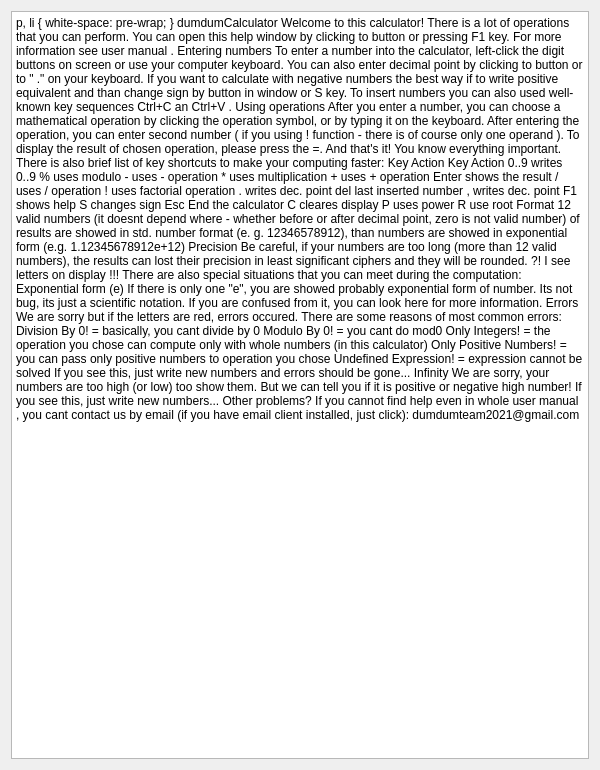
Before: the Qt Designer form src/gui/helpwindow.ui in vojone/dumdumCalc, drawn with Qt 5.
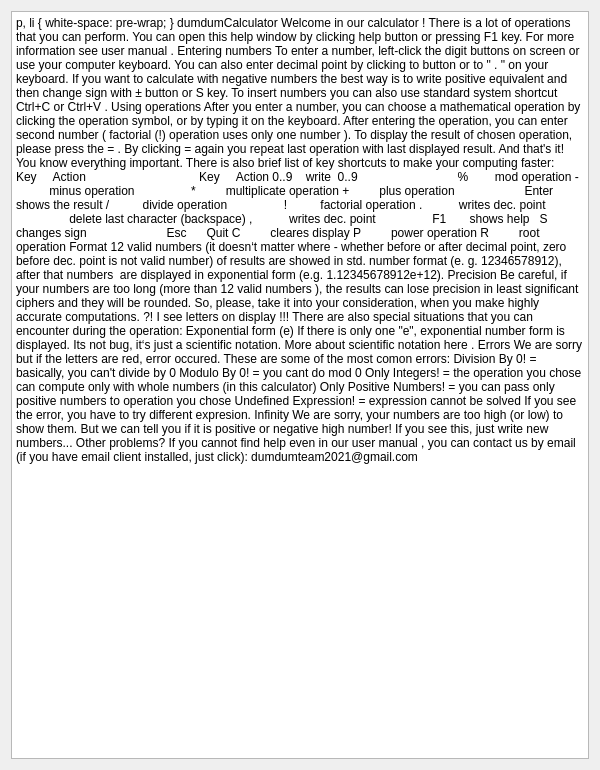
After: the same form once the commit is applied.

Commit message: Fixed english in documentation, control file and helpwindow

The edit to the form file:
```diff
--- a/src/gui/helpwindow.ui
+++ b/src/gui/helpwindow.ui
@@ -48,60 +48,60 @@
 &lt;/style&gt;&lt;/head&gt;&lt;body style=&quot; font-family:'Ubuntu'; font-size:11pt; font-weight:400; font-style:normal;&quot;&gt;
 &lt;p align=&quot;center&quot; style=&quot; margin-top:0px; margin-bottom:0px; margin-left:0px; margin-right:0px; -qt-block-indent:0; text-indent:0px;&quot;&gt;&lt;span style=&quot; font-size:24pt; font-weight:600;&quot;&gt;dumdumCalculator&lt;/span&gt;&lt;/p&gt;
 &lt;p style=&quot;-qt-paragraph-type:empty; margin-top:0px; margin-bottom:0px; margin-left:0px; margin-right:0px; -qt-block-indent:0; text-indent:0px; font-size:12pt;&quot;&gt;&lt;br /&gt;&lt;/p&gt;
-&lt;p style=&quot; margin-top:0px; margin-bottom:0px; margin-left:0px; margin-right:0px; -qt-block-indent:0; text-indent:0px;&quot;&gt;&lt;span style=&quot; font-size:12pt;&quot;&gt;Welcome to this calculator!  &lt;/span&gt;&lt;/p&gt;
-&lt;p style=&quot; margin-top:0px; margin-bottom:0px; margin-left:0px; margin-right:0px; -qt-block-indent:0; text-indent:0px;&quot;&gt;&lt;span style=&quot; font-size:12pt;&quot;&gt;There is a lot of operations that you can perform. You can open this help window by clicking to button or pressing &lt;/span&gt;&lt;span style=&quot; font-size:12pt; font-weight:600;&quot;&gt;F1 &lt;/span&gt;&lt;span style=&quot; font-size:12pt;&quot;&gt;key. &lt;/span&gt;&lt;/p&gt;
+&lt;p style=&quot; margin-top:0px; margin-bottom:0px; margin-left:0px; margin-right:0px; -qt-block-indent:0; text-indent:0px;&quot;&gt;&lt;span style=&quot; font-size:12pt;&quot;&gt;Welcome in our calculator !  &lt;/span&gt;&lt;/p&gt;
+&lt;p style=&quot; margin-top:0px; margin-bottom:0px; margin-left:0px; margin-right:0px; -qt-block-indent:0; text-indent:0px;&quot;&gt;&lt;span style=&quot; font-size:12pt;&quot;&gt;There is a lot of operations that you can perform. You can open this help window by clicking &lt;/span&gt;&lt;span style=&quot; font-size:12pt; font-weight:600;&quot;&gt;help&lt;/span&gt;&lt;span style=&quot; font-size:12pt;&quot;&gt; button or pressing &lt;/span&gt;&lt;span style=&quot; font-size:12pt; font-weight:600;&quot;&gt;F1 &lt;/span&gt;&lt;span style=&quot; font-size:12pt;&quot;&gt;key. &lt;/span&gt;&lt;/p&gt;
 &lt;p style=&quot; margin-top:0px; margin-bottom:0px; margin-left:0px; margin-right:0px; -qt-block-indent:0; text-indent:0px;&quot;&gt;&lt;span style=&quot; font-size:12pt; color:#000000;&quot;&gt;For more information see &lt;/span&gt;&lt;a href=&quot;file:///usr/share/doc/calculator_man.pdf&quot;&gt;&lt;span style=&quot; font-size:14pt; font-weight:600; text-decoration: underline; color:#0000ff;&quot;&gt;user manual&lt;/span&gt;&lt;/a&gt;&lt;span style=&quot; font-size:12pt; color:#000000;&quot;&gt;.&lt;/span&gt;&lt;/p&gt;
 &lt;p align=&quot;center&quot; style=&quot;-qt-paragraph-type:empty; margin-top:0px; margin-bottom:0px; margin-left:0px; margin-right:0px; -qt-block-indent:0; text-indent:0px; font-family:'MS Shell Dlg 2'; font-size:16pt; font-weight:600;&quot;&gt;&lt;br /&gt;&lt;/p&gt;
 &lt;p style=&quot; margin-top:0px; margin-bottom:0px; margin-left:0px; margin-right:0px; -qt-block-indent:0; text-indent:0px;&quot;&gt;&lt;span style=&quot; font-family:'MS Shell Dlg 2'; font-size:16pt; font-weight:600;&quot;&gt;Entering numbers&lt;/span&gt;&lt;/p&gt;
-&lt;p style=&quot; margin-top:0px; margin-bottom:0px; margin-left:0px; margin-right:0px; -qt-block-indent:0; text-indent:0px;&quot;&gt;&lt;span style=&quot; font-family:'MS Shell Dlg 2';&quot;&gt;To enter a number into the calculator, left-click the digit buttons on screen&lt;/span&gt;&lt;span style=&quot; font-family:'MS Shell Dlg 2'; font-weight:600;&quot;&gt; &lt;/span&gt;&lt;span style=&quot; font-family:'MS Shell Dlg 2';&quot;&gt;or use your computer keyboard. You can also enter decimal point by clicking to button&lt;/span&gt;&lt;span style=&quot; font-family:'MS Shell Dlg 2'; font-weight:600;&quot;&gt; &lt;/span&gt;&lt;span style=&quot; font-family:'MS Shell Dlg 2';&quot;&gt;or to &amp;quot;&lt;/span&gt;&lt;span style=&quot; font-family:'MS Shell Dlg 2'; font-weight:600;&quot;&gt;.&amp;quot; &lt;/span&gt;&lt;span style=&quot; font-family:'MS Shell Dlg 2';&quot;&gt;on your keyboard. If you want to calculate with negative numbers the best way if to write positive equivalent and than change sign by button in window&lt;/span&gt;&lt;span style=&quot; font-family:'MS Shell Dlg 2'; font-weight:600;&quot;&gt; &lt;/span&gt;&lt;span style=&quot; font-family:'MS Shell Dlg 2';&quot;&gt;or &lt;/span&gt;&lt;span style=&quot; font-family:'MS Shell Dlg 2'; font-weight:600;&quot;&gt;S&lt;/span&gt;&lt;span style=&quot; font-family:'MS Shell Dlg 2';&quot;&gt; key. To insert numbers you can also used well-known key sequences &lt;/span&gt;&lt;span style=&quot; font-family:'MS Shell Dlg 2'; font-weight:600;&quot;&gt;Ctrl+C &lt;/span&gt;&lt;span style=&quot; font-family:'MS Shell Dlg 2';&quot;&gt;an &lt;/span&gt;&lt;span style=&quot; font-family:'MS Shell Dlg 2'; font-weight:600;&quot;&gt;Ctrl+V&lt;/span&gt;&lt;span style=&quot; font-family:'MS Shell Dlg 2';&quot;&gt;.&lt;/span&gt;&lt;/p&gt;
+&lt;p style=&quot; margin-top:0px; margin-bottom:0px; margin-left:0px; margin-right:0px; -qt-block-indent:0; text-indent:0px;&quot;&gt;&lt;span style=&quot; font-size:12pt;&quot;&gt;To enter a number, left-click the digit buttons on screen or use your computer keyboard. You can also enter decimal point by clicking to button or to &amp;quot;&lt;/span&gt;&lt;span style=&quot; font-size:12pt; font-weight:600;&quot;&gt;.&lt;/span&gt;&lt;span style=&quot; font-size:12pt;&quot;&gt;&amp;quot; on your keyboard. If you want to calculate with negative numbers the best way is to write positive equivalent and then change sign with &lt;/span&gt;&lt;span style=&quot; font-size:12pt; font-weight:600;&quot;&gt;±&lt;/span&gt;&lt;span style=&quot; font-size:12pt;&quot;&gt; button or &lt;/span&gt;&lt;span style=&quot; font-size:12pt; font-weight:600;&quot;&gt;S&lt;/span&gt;&lt;span style=&quot; font-size:12pt;&quot;&gt; key. To insert numbers you can also use standard system shortcut &lt;/span&gt;&lt;span style=&quot; font-size:12pt; font-weight:600;&quot;&gt;Ctrl+C&lt;/span&gt;&lt;span style=&quot; font-size:12pt;&quot;&gt; or &lt;/span&gt;&lt;span style=&quot; font-size:12pt; font-weight:600;&quot;&gt;Ctrl+V&lt;/span&gt;&lt;span style=&quot; font-size:12pt;&quot;&gt;. &lt;/span&gt;&lt;/p&gt;
 &lt;p style=&quot;-qt-paragraph-type:empty; margin-top:0px; margin-bottom:0px; margin-left:0px; margin-right:0px; -qt-block-indent:0; text-indent:0px; font-family:'MS Shell Dlg 2'; font-size:12pt;&quot;&gt;&lt;br /&gt;&lt;/p&gt;
 &lt;p style=&quot; margin-top:0px; margin-bottom:0px; margin-left:0px; margin-right:0px; -qt-block-indent:0; text-indent:0px;&quot;&gt;&lt;span style=&quot; font-size:16pt; font-weight:600;&quot;&gt;Using operations&lt;/span&gt;&lt;/p&gt;
-&lt;p style=&quot; margin-top:0px; margin-bottom:0px; margin-left:0px; margin-right:0px; -qt-block-indent:0; text-indent:0px;&quot;&gt;&lt;span style=&quot; font-size:12pt;&quot;&gt;After you enter a number, you can choose a mathematical operation by clicking the operation symbol, or by typing it on the keyboard. After entering the operation, you can enter second number (&lt;/span&gt;&lt;span style=&quot; font-size:12pt; font-weight:600;&quot;&gt;if you using ! function - there is of course only one operand&lt;/span&gt;&lt;span style=&quot; font-size:12pt;&quot;&gt;). To display the result of chosen operation, please press the &lt;/span&gt;&lt;span style=&quot; font-size:12pt; font-weight:600;&quot;&gt;=.&lt;/span&gt;&lt;/p&gt;
+&lt;p style=&quot; margin-top:0px; margin-bottom:0px; margin-left:0px; margin-right:0px; -qt-block-indent:0; text-indent:0px;&quot;&gt;&lt;span style=&quot; font-size:12pt;&quot;&gt;After you enter a number, you can choose a mathematical operation by clicking the operation symbol, or by typing it on the keyboard. After entering the operation, you can enter second number (&lt;/span&gt;&lt;span style=&quot; font-size:12pt; font-weight:600;&quot;&gt;factorial (!) operation uses only one number&lt;/span&gt;&lt;span style=&quot; font-size:12pt;&quot;&gt;). To display the result of chosen operation, please press the &lt;/span&gt;&lt;span style=&quot; font-size:12pt; font-weight:600;&quot;&gt;=&lt;/span&gt;&lt;span style=&quot; font-size:12pt;&quot;&gt;. &lt;/span&gt;&lt;span style=&quot; font-size:12pt; font-weight:600;&quot;&gt;By clicking = again&lt;/span&gt;&lt;span style=&quot; font-size:12pt;&quot;&gt; you repeat last operation with last displayed result. &lt;/span&gt;&lt;/p&gt;
 &lt;p style=&quot;-qt-paragraph-type:empty; margin-top:0px; margin-bottom:0px; margin-left:0px; margin-right:0px; -qt-block-indent:0; text-indent:0px; font-size:12pt; font-weight:600;&quot;&gt;&lt;br /&gt;&lt;/p&gt;
 &lt;p style=&quot; margin-top:0px; margin-bottom:0px; margin-left:0px; margin-right:0px; -qt-block-indent:0; text-indent:0px;&quot;&gt;&lt;span style=&quot; font-size:12pt;&quot;&gt;And that's it! You know everything important. There is also brief list of key shortcuts to make your computing faster:&lt;/span&gt;&lt;/p&gt;
 &lt;p style=&quot;-qt-paragraph-type:empty; margin-top:0px; margin-bottom:0px; margin-left:0px; margin-right:0px; -qt-block-indent:0; text-indent:0px; font-size:12pt;&quot;&gt;&lt;br /&gt;&lt;/p&gt;
-&lt;p style=&quot; margin-top:0px; margin-bottom:0px; margin-left:0px; margin-right:0px; -qt-block-indent:0; text-indent:0px;&quot;&gt;&lt;span style=&quot; font-size:12pt; font-weight:600;&quot;&gt;Key	Action		Key	Action&lt;/span&gt;&lt;/p&gt;
-&lt;p style=&quot; margin-top:0px; margin-bottom:0px; margin-left:0px; margin-right:0px; -qt-block-indent:0; text-indent:0px;&quot;&gt;&lt;span style=&quot; font-size:12pt;&quot;&gt;0..9	&lt;/span&gt;&lt;span style=&quot; font-size:12pt; font-style:italic;&quot;&gt;writes 0..9	&lt;/span&gt;&lt;span style=&quot; font-size:12pt;&quot;&gt;	%	&lt;/span&gt;&lt;span style=&quot; font-size:12pt; font-style:italic;&quot;&gt;uses modulo&lt;/span&gt;&lt;/p&gt;
-&lt;p style=&quot; margin-top:0px; margin-bottom:0px; margin-left:0px; margin-right:0px; -qt-block-indent:0; text-indent:0px;&quot;&gt;&lt;span style=&quot; font-size:12pt;&quot;&gt;-	&lt;/span&gt;&lt;span style=&quot; font-size:12pt; font-style:italic;&quot;&gt;uses - operation&lt;/span&gt;&lt;span style=&quot; font-size:12pt;&quot;&gt;	*	&lt;/span&gt;&lt;span style=&quot; font-size:12pt; font-style:italic;&quot;&gt;uses&lt;/span&gt;&lt;span style=&quot; font-size:12pt;&quot;&gt; &lt;/span&gt;&lt;span style=&quot; font-size:12pt; font-style:italic;&quot;&gt;multiplication&lt;/span&gt;&lt;/p&gt;
-&lt;p style=&quot; margin-top:0px; margin-bottom:0px; margin-left:0px; margin-right:0px; -qt-block-indent:0; text-indent:0px;&quot;&gt;&lt;span style=&quot; font-size:12pt;&quot;&gt;+	&lt;/span&gt;&lt;span style=&quot; font-size:12pt; font-style:italic;&quot;&gt;uses + operation&lt;/span&gt;&lt;span style=&quot; font-size:12pt;&quot;&gt;	Enter	&lt;/span&gt;&lt;span style=&quot; font-size:12pt; font-style:italic;&quot;&gt;shows the result&lt;/span&gt;&lt;/p&gt;
-&lt;p style=&quot; margin-top:0px; margin-bottom:0px; margin-left:0px; margin-right:0px; -qt-block-indent:0; text-indent:0px;&quot;&gt;&lt;span style=&quot; font-size:12pt;&quot;&gt;/	&lt;/span&gt;&lt;span style=&quot; font-size:12pt; font-style:italic;&quot;&gt;uses / operation&lt;/span&gt;&lt;span style=&quot; font-size:12pt;&quot;&gt;	!	&lt;/span&gt;&lt;span style=&quot; font-size:12pt; font-style:italic;&quot;&gt;uses&lt;/span&gt;&lt;span style=&quot; font-size:12pt;&quot;&gt; &lt;/span&gt;&lt;span style=&quot; font-size:12pt; font-style:italic;&quot;&gt;factorial operation&lt;/span&gt;&lt;/p&gt;
-&lt;p style=&quot; margin-top:0px; margin-bottom:0px; margin-left:0px; margin-right:0px; -qt-block-indent:0; text-indent:0px;&quot;&gt;&lt;span style=&quot; font-size:12pt;&quot;&gt;.	&lt;/span&gt;&lt;span style=&quot; font-size:12pt; font-style:italic;&quot;&gt;writes dec. point	&amp;lt;--&lt;/span&gt;&lt;span style=&quot; font-size:12pt;&quot;&gt;	&lt;/span&gt;&lt;span style=&quot; font-size:12pt; font-style:italic;&quot;&gt;del last inserted number&lt;/span&gt;&lt;/p&gt;
-&lt;p style=&quot; margin-top:0px; margin-bottom:0px; margin-left:0px; margin-right:0px; -qt-block-indent:0; text-indent:0px;&quot;&gt;&lt;span style=&quot; font-size:12pt;&quot;&gt;,	&lt;/span&gt;&lt;span style=&quot; font-size:12pt; font-style:italic;&quot;&gt;writes dec. point	&lt;/span&gt;&lt;span style=&quot; font-size:12pt;&quot;&gt;F1	&lt;/span&gt;&lt;span style=&quot; font-size:12pt; font-style:italic;&quot;&gt;shows help	&lt;/span&gt;&lt;/p&gt;
-&lt;p style=&quot; margin-top:0px; margin-bottom:0px; margin-left:0px; margin-right:0px; -qt-block-indent:0; text-indent:0px;&quot;&gt;&lt;span style=&quot; font-size:12pt;&quot;&gt;S	&lt;/span&gt;&lt;span style=&quot; font-size:12pt; font-style:italic;&quot;&gt;changes sign	&lt;/span&gt;&lt;span style=&quot; font-size:12pt;&quot;&gt;Esc	&lt;/span&gt;&lt;span style=&quot; font-size:12pt; font-style:italic;&quot;&gt;End the calculator&lt;/span&gt;&lt;/p&gt;
-&lt;p style=&quot; margin-top:0px; margin-bottom:0px; margin-left:0px; margin-right:0px; -qt-block-indent:0; text-indent:0px;&quot;&gt;&lt;span style=&quot; font-size:12pt;&quot;&gt;C	&lt;/span&gt;&lt;span style=&quot; font-size:12pt; font-style:italic;&quot;&gt;cleares display&lt;/span&gt;&lt;/p&gt;
-&lt;p style=&quot; margin-top:0px; margin-bottom:0px; margin-left:0px; margin-right:0px; -qt-block-indent:0; text-indent:0px;&quot;&gt;&lt;span style=&quot; font-size:12pt;&quot;&gt;P	&lt;/span&gt;&lt;span style=&quot; font-size:12pt; font-style:italic;&quot;&gt;uses power&lt;/span&gt;&lt;/p&gt;
-&lt;p style=&quot; margin-top:0px; margin-bottom:0px; margin-left:0px; margin-right:0px; -qt-block-indent:0; text-indent:0px;&quot;&gt;&lt;span style=&quot; font-size:12pt;&quot;&gt;R	&lt;/span&gt;&lt;span style=&quot; font-size:12pt; font-style:italic;&quot;&gt;use root&lt;/span&gt;&lt;/p&gt;
+&lt;p style=&quot; margin-top:0px; margin-bottom:0px; margin-left:0px; margin-right:0px; -qt-block-indent:0; text-indent:0px;&quot;&gt;&lt;span style=&quot; font-weight:600;&quot;&gt;Key     Action                                  Key     Action&lt;/span&gt; &lt;/p&gt;
+&lt;p style=&quot; margin-top:12px; margin-bottom:12px; margin-left:0px; margin-right:0px; -qt-block-indent:0; text-indent:0px;&quot;&gt;0..9    &lt;span style=&quot; font-style:italic;&quot;&gt;write  0..9&lt;/span&gt;                                %        &lt;span style=&quot; font-style:italic;&quot;&gt;mod operation&lt;/span&gt; &lt;/p&gt;
+&lt;p style=&quot; margin-top:12px; margin-bottom:12px; margin-left:0px; margin-right:0px; -qt-block-indent:0; text-indent:0px;&quot;&gt;-          &lt;span style=&quot; font-style:italic;&quot;&gt;minus operation&lt;/span&gt;                    *         &lt;span style=&quot; font-style:italic;&quot;&gt;multiplicate operation&lt;/span&gt; &lt;/p&gt;
+&lt;p style=&quot; margin-top:12px; margin-bottom:12px; margin-left:0px; margin-right:0px; -qt-block-indent:0; text-indent:0px;&quot;&gt;+         &lt;span style=&quot; font-style:italic;&quot;&gt;plus operation&lt;/span&gt;                       Enter  &lt;span style=&quot; font-style:italic;&quot;&gt;shows the result&lt;/span&gt; &lt;/p&gt;
+&lt;p style=&quot; margin-top:12px; margin-bottom:12px; margin-left:0px; margin-right:0px; -qt-block-indent:0; text-indent:0px;&quot;&gt;/          &lt;span style=&quot; font-style:italic;&quot;&gt;divide operation&lt;/span&gt;                   !          &lt;span style=&quot; font-style:italic;&quot;&gt;factorial operation&lt;/span&gt; &lt;/p&gt;
+&lt;p style=&quot; margin-top:12px; margin-bottom:12px; margin-left:0px; margin-right:0px; -qt-block-indent:0; text-indent:0px;&quot;&gt;.           &lt;span style=&quot; font-style:italic;&quot;&gt;writes dec. point&lt;/span&gt;                  &amp;lt;--      &lt;span style=&quot; font-style:italic;&quot;&gt;delete last character (backspace)&lt;/span&gt; &lt;/p&gt;
+&lt;p style=&quot; margin-top:12px; margin-bottom:12px; margin-left:0px; margin-right:0px; -qt-block-indent:0; text-indent:0px;&quot;&gt;,           &lt;span style=&quot; font-style:italic;&quot;&gt;writes dec. point&lt;/span&gt;                  F1       &lt;span style=&quot; font-style:italic;&quot;&gt;shows help   &lt;/span&gt;&lt;/p&gt;
+&lt;p style=&quot; margin-top:12px; margin-bottom:12px; margin-left:0px; margin-right:0px; -qt-block-indent:0; text-indent:0px;&quot;&gt;S          &lt;span style=&quot; font-style:italic;&quot;&gt;changes sign&lt;/span&gt;                         Esc      &lt;span style=&quot; font-style:italic;&quot;&gt;Quit&lt;/span&gt; &lt;/p&gt;
+&lt;p style=&quot; margin-top:12px; margin-bottom:12px; margin-left:0px; margin-right:0px; -qt-block-indent:0; text-indent:0px;&quot;&gt;C         &lt;span style=&quot; font-style:italic;&quot;&gt;cleares display&lt;/span&gt; &lt;/p&gt;
+&lt;p style=&quot; margin-top:12px; margin-bottom:12px; margin-left:0px; margin-right:0px; -qt-block-indent:0; text-indent:0px;&quot;&gt;P         &lt;span style=&quot; font-style:italic;&quot;&gt;power operation&lt;/span&gt; &lt;/p&gt;
+&lt;p style=&quot; margin-top:12px; margin-bottom:12px; margin-left:0px; margin-right:0px; -qt-block-indent:0; text-indent:0px;&quot;&gt;R         &lt;span style=&quot; font-style:italic;&quot;&gt;root operation&lt;/span&gt; &lt;/p&gt;
 &lt;p style=&quot;-qt-paragraph-type:empty; margin-top:0px; margin-bottom:0px; margin-left:0px; margin-right:0px; -qt-block-indent:0; text-indent:0px; font-size:12pt; font-style:italic;&quot;&gt;&lt;br /&gt;&lt;/p&gt;
 &lt;p style=&quot; margin-top:0px; margin-bottom:0px; margin-left:0px; margin-right:0px; -qt-block-indent:0; text-indent:0px;&quot;&gt;&lt;span style=&quot; font-size:16pt; font-weight:600;&quot;&gt;Format&lt;/span&gt;&lt;/p&gt;
-&lt;p style=&quot; margin-top:0px; margin-bottom:0px; margin-left:0px; margin-right:0px; -qt-block-indent:0; text-indent:0px;&quot;&gt;&lt;span style=&quot; font-size:12pt;&quot;&gt;12 valid numbers (it doesnt depend where - whether before or after decimal point, zero is not valid number) of results are showed in std. number format (e. g. 12346578912), than numbers &lt;/span&gt;&lt;span style=&quot; font-size:12pt; font-weight:600;&quot;&gt; &lt;/span&gt;&lt;span style=&quot; font-size:12pt;&quot;&gt;are showed in exponential form (e.g. 1.12345678912e+12)&lt;/span&gt;&lt;/p&gt;
+&lt;p style=&quot; margin-top:0px; margin-bottom:0px; margin-left:0px; margin-right:0px; -qt-block-indent:0; text-indent:0px;&quot;&gt;&lt;span style=&quot; font-size:12pt; font-weight:600;&quot;&gt;12 valid numbers&lt;/span&gt;&lt;span style=&quot; font-size:12pt;&quot;&gt; (it doesn‘t matter where - whether before or after decimal point, zero before dec. point is not valid number) of results are showed in std. number format (e. g. 12346578912), after that numbers  are displayed in exponential form (e.g. 1.12345678912e+12). &lt;/span&gt;&lt;/p&gt;
 &lt;p style=&quot;-qt-paragraph-type:empty; margin-top:0px; margin-bottom:0px; margin-left:0px; margin-right:0px; -qt-block-indent:0; text-indent:0px; font-size:12pt;&quot;&gt;&lt;br /&gt;&lt;/p&gt;
 &lt;p style=&quot; margin-top:0px; margin-bottom:0px; margin-left:0px; margin-right:0px; -qt-block-indent:0; text-indent:0px;&quot;&gt;&lt;span style=&quot; font-size:14pt; font-weight:600;&quot;&gt;Precision&lt;/span&gt;&lt;/p&gt;
-&lt;p style=&quot; margin-top:0px; margin-bottom:0px; margin-left:0px; margin-right:0px; -qt-block-indent:0; text-indent:0px;&quot;&gt;&lt;span style=&quot; font-size:12pt;&quot;&gt;Be careful, if your numbers are too long (more than 12 valid numbers), the results can lost their precision in least significant ciphers and they will be rounded.&lt;/span&gt;&lt;/p&gt;
+&lt;p style=&quot; margin-top:0px; margin-bottom:0px; margin-left:0px; margin-right:0px; -qt-block-indent:0; text-indent:0px;&quot;&gt;&lt;span style=&quot; font-size:12pt;&quot;&gt;Be careful, if your numbers are too long (more than &lt;/span&gt;&lt;span style=&quot; font-size:12pt; font-weight:600;&quot;&gt;12 valid numbers&lt;/span&gt;&lt;span style=&quot; font-size:12pt;&quot;&gt;), the results can lose precision in least significant ciphers and they will be rounded. So, please, take it into your consideration, when you make highly accurate computations. &lt;/span&gt;&lt;/p&gt;
 &lt;p style=&quot;-qt-paragraph-type:empty; margin-top:0px; margin-bottom:0px; margin-left:0px; margin-right:0px; -qt-block-indent:0; text-indent:0px; font-size:12pt; font-style:italic;&quot;&gt;&lt;br /&gt;&lt;/p&gt;
 &lt;p style=&quot; margin-top:0px; margin-bottom:0px; margin-left:0px; margin-right:0px; -qt-block-indent:0; text-indent:0px;&quot;&gt;&lt;span style=&quot; font-size:16pt; font-weight:600;&quot;&gt;?! &lt;/span&gt;&lt;span style=&quot; font-size:16pt; font-weight:600; font-style:italic;&quot;&gt;I see letters on display&lt;/span&gt;&lt;span style=&quot; font-size:16pt; font-weight:600;&quot;&gt; !!!&lt;/span&gt;&lt;/p&gt;
-&lt;p style=&quot; margin-top:0px; margin-bottom:0px; margin-left:0px; margin-right:0px; -qt-block-indent:0; text-indent:0px;&quot;&gt;&lt;span style=&quot; font-size:12pt;&quot;&gt;There are also special situations that you can meet during the computation:&lt;/span&gt;&lt;/p&gt;
+&lt;p style=&quot; margin-top:0px; margin-bottom:0px; margin-left:0px; margin-right:0px; -qt-block-indent:0; text-indent:0px;&quot;&gt;&lt;span style=&quot; font-size:12pt;&quot;&gt;There are also special situations that you can encounter during the operation: &lt;/span&gt;&lt;/p&gt;
 &lt;p style=&quot;-qt-paragraph-type:empty; margin-top:0px; margin-bottom:0px; margin-left:0px; margin-right:0px; -qt-block-indent:0; text-indent:0px; font-size:12pt;&quot;&gt;&lt;br /&gt;&lt;/p&gt;
 &lt;p style=&quot; margin-top:0px; margin-bottom:0px; margin-left:0px; margin-right:0px; -qt-block-indent:0; text-indent:0px;&quot;&gt;&lt;span style=&quot; font-size:14pt;&quot;&gt;Exponential form (e)&lt;/span&gt;&lt;/p&gt;
-&lt;p style=&quot; margin-top:0px; margin-bottom:0px; margin-left:0px; margin-right:0px; -qt-block-indent:0; text-indent:0px;&quot;&gt;&lt;span style=&quot; font-size:12pt;&quot;&gt;If there is only one &amp;quot;e&amp;quot;, you are showed probably exponential form of number. Its not bug, its just a scientific notation. If you are confused from it, you can look &lt;/span&gt;&lt;a href=&quot;https://en.wikipedia.org/wiki/Scientific_notation&quot;&gt;&lt;span style=&quot; text-decoration: underline; color:#0000ff;&quot;&gt;here&lt;/span&gt;&lt;/a&gt;&lt;span style=&quot; font-size:12pt;&quot;&gt; for more information.&lt;/span&gt;&lt;/p&gt;
+&lt;p style=&quot; margin-top:0px; margin-bottom:0px; margin-left:0px; margin-right:0px; -qt-block-indent:0; text-indent:0px;&quot;&gt;&lt;span style=&quot; font-size:12pt;&quot;&gt;If there is only one &amp;quot;e&amp;quot;, exponential number form is displayed. Its not bug, it‘s just a scientific notation. More about scientific notation &lt;/span&gt;&lt;a href=&quot;https://en.wikipedia.org/wiki/Scientific_notation&quot;&gt;&lt;span style=&quot; font-size:12pt; text-decoration: underline; color:#0000ff;&quot;&gt;here&lt;/span&gt;&lt;/a&gt;&lt;span style=&quot; font-size:12pt;&quot;&gt;. &lt;/span&gt;&lt;/p&gt;
 &lt;p style=&quot;-qt-paragraph-type:empty; margin-top:0px; margin-bottom:0px; margin-left:0px; margin-right:0px; -qt-block-indent:0; text-indent:0px; font-size:12pt;&quot;&gt;&lt;br /&gt;&lt;/p&gt;
 &lt;p style=&quot; margin-top:0px; margin-bottom:0px; margin-left:0px; margin-right:0px; -qt-block-indent:0; text-indent:0px;&quot;&gt;&lt;span style=&quot; font-size:14pt; color:#ef2929;&quot;&gt;Errors&lt;/span&gt;&lt;/p&gt;
-&lt;p style=&quot; margin-top:0px; margin-bottom:0px; margin-left:0px; margin-right:0px; -qt-block-indent:0; text-indent:0px;&quot;&gt;&lt;span style=&quot; font-size:12pt; color:#000000;&quot;&gt;We are sorry but if the letters are red, errors occured. There are some reasons of most common errors:&lt;/span&gt;&lt;/p&gt;
+&lt;p style=&quot; margin-top:0px; margin-bottom:0px; margin-left:0px; margin-right:0px; -qt-block-indent:0; text-indent:0px;&quot;&gt;&lt;span style=&quot; font-family:'Calibri,sans-serif'; font-size:12pt;&quot;&gt;We are sorry but if the letters are red, error occured. These are some of the most comon errors: &lt;/span&gt;&lt;/p&gt;
 &lt;p style=&quot;-qt-paragraph-type:empty; margin-top:0px; margin-bottom:0px; margin-left:0px; margin-right:0px; -qt-block-indent:0; text-indent:0px; font-size:12pt; color:#000000;&quot;&gt;&lt;br /&gt;&lt;/p&gt;
-&lt;p style=&quot; margin-top:0px; margin-bottom:0px; margin-left:0px; margin-right:0px; -qt-block-indent:0; text-indent:0px;&quot;&gt;&lt;span style=&quot; font-size:12pt; color:#ef2929;&quot;&gt;Division By 0!&lt;/span&gt;&lt;span style=&quot; font-size:12pt; color:#000000;&quot;&gt; = basically, you cant divide by 0&lt;/span&gt;&lt;/p&gt;
-&lt;p style=&quot; margin-top:0px; margin-bottom:0px; margin-left:0px; margin-right:0px; -qt-block-indent:0; text-indent:0px;&quot;&gt;&lt;span style=&quot; font-size:12pt; color:#ef2929;&quot;&gt;Modulo By 0!&lt;/span&gt;&lt;span style=&quot; font-size:12pt; color:#000000;&quot;&gt; = you cant do mod0&lt;/span&gt;&lt;/p&gt;
+&lt;p style=&quot; margin-top:0px; margin-bottom:0px; margin-left:0px; margin-right:0px; -qt-block-indent:0; text-indent:0px;&quot;&gt;&lt;span style=&quot; font-size:12pt; color:#ef2929;&quot;&gt;Division By 0!&lt;/span&gt;&lt;span style=&quot; font-size:12pt; color:#000000;&quot;&gt; = basically, you can't divide by 0&lt;/span&gt;&lt;/p&gt;
+&lt;p style=&quot; margin-top:0px; margin-bottom:0px; margin-left:0px; margin-right:0px; -qt-block-indent:0; text-indent:0px;&quot;&gt;&lt;span style=&quot; font-size:12pt; color:#ef2929;&quot;&gt;Modulo By 0!&lt;/span&gt;&lt;span style=&quot; font-size:12pt; color:#000000;&quot;&gt; = you cant do mod 0&lt;/span&gt;&lt;/p&gt;
 &lt;p style=&quot; margin-top:0px; margin-bottom:0px; margin-left:0px; margin-right:0px; -qt-block-indent:0; text-indent:0px;&quot;&gt;&lt;span style=&quot; font-size:12pt; color:#ef2929;&quot;&gt;Only Integers!&lt;/span&gt;&lt;span style=&quot; font-size:12pt; color:#000000;&quot;&gt; = the operation you chose can compute only with whole numbers (in this calculator)&lt;/span&gt;&lt;/p&gt;
 &lt;p style=&quot; margin-top:0px; margin-bottom:0px; margin-left:0px; margin-right:0px; -qt-block-indent:0; text-indent:0px;&quot;&gt;&lt;span style=&quot; font-size:12pt; color:#ef2929;&quot;&gt;Only Positive Numbers! &lt;/span&gt;&lt;span style=&quot; font-size:12pt; color:#000000;&quot;&gt;= you can pass only positive numbers to operation you chose&lt;/span&gt;&lt;/p&gt;
 &lt;p style=&quot; margin-top:0px; margin-bottom:0px; margin-left:0px; margin-right:0px; -qt-block-indent:0; text-indent:0px;&quot;&gt;&lt;span style=&quot; font-size:12pt; color:#ef2929;&quot;&gt;Undefined Expression! &lt;/span&gt;&lt;span style=&quot; font-size:12pt; color:#000000;&quot;&gt;= expression cannot be solved&lt;/span&gt;&lt;/p&gt;
 &lt;p style=&quot;-qt-paragraph-type:empty; margin-top:0px; margin-bottom:0px; margin-left:0px; margin-right:0px; -qt-block-indent:0; text-indent:0px; font-size:12pt; color:#000000;&quot;&gt;&lt;br /&gt;&lt;/p&gt;
-&lt;p style=&quot; margin-top:0px; margin-bottom:0px; margin-left:0px; margin-right:0px; -qt-block-indent:0; text-indent:0px;&quot;&gt;&lt;span style=&quot; font-size:12pt; color:#000000;&quot;&gt;If you see this, just write new numbers and errors should be gone...&lt;/span&gt;&lt;/p&gt;
+&lt;p style=&quot; margin-top:0px; margin-bottom:0px; margin-left:0px; margin-right:0px; -qt-block-indent:0; text-indent:0px;&quot;&gt;&lt;span style=&quot; font-size:12pt;&quot;&gt;If you see the error, you have to try different expresion. &lt;/span&gt;&lt;/p&gt;
 &lt;p style=&quot;-qt-paragraph-type:empty; margin-top:0px; margin-bottom:0px; margin-left:0px; margin-right:0px; -qt-block-indent:0; text-indent:0px; font-size:12pt; color:#000000;&quot;&gt;&lt;br /&gt;&lt;/p&gt;
 &lt;p style=&quot; margin-top:0px; margin-bottom:0px; margin-left:0px; margin-right:0px; -qt-block-indent:0; text-indent:0px;&quot;&gt;&lt;span style=&quot; font-size:14pt; color:#0d00ff;&quot;&gt;Infinity&lt;/span&gt;&lt;/p&gt;
-&lt;p style=&quot; margin-top:0px; margin-bottom:0px; margin-left:0px; margin-right:0px; -qt-block-indent:0; text-indent:0px;&quot;&gt;&lt;span style=&quot; font-size:12pt; color:#000000;&quot;&gt;We are sorry, your numbers are too high (or low) too show them. But we can tell you if it is positive or negative high number! If you see this, just write new numbers...&lt;/span&gt;&lt;/p&gt;
+&lt;p style=&quot; margin-top:0px; margin-bottom:0px; margin-left:0px; margin-right:0px; -qt-block-indent:0; text-indent:0px;&quot;&gt;&lt;span style=&quot; font-size:12pt;&quot;&gt;We are sorry, your numbers are too high (or low) to show them. But we can tell you if it is positive or negative high number! If you see this, just write new numbers... &lt;/span&gt;&lt;/p&gt;
 &lt;p style=&quot;-qt-paragraph-type:empty; margin-top:0px; margin-bottom:0px; margin-left:0px; margin-right:0px; -qt-block-indent:0; text-indent:0px; font-size:12pt; color:#000000;&quot;&gt;&lt;br /&gt;&lt;/p&gt;
 &lt;p style=&quot;-qt-paragraph-type:empty; margin-top:0px; margin-bottom:0px; margin-left:0px; margin-right:0px; -qt-block-indent:0; text-indent:0px; font-size:12pt; color:#000000;&quot;&gt;&lt;br /&gt;&lt;/p&gt;
 &lt;p style=&quot; margin-top:0px; margin-bottom:0px; margin-left:0px; margin-right:0px; -qt-block-indent:0; text-indent:0px;&quot;&gt;&lt;span style=&quot; font-size:16pt; font-weight:600; color:#000000;&quot;&gt;Other problems?&lt;/span&gt;&lt;/p&gt;
-&lt;p style=&quot; margin-top:0px; margin-bottom:0px; margin-left:0px; margin-right:0px; -qt-block-indent:0; text-indent:0px;&quot;&gt;&lt;span style=&quot; font-size:12pt; color:#000000;&quot;&gt;If you cannot find help even in whole &lt;/span&gt;&lt;a href=&quot;file:///usr/share/doc/calculator_man.pdf&quot;&gt;&lt;span style=&quot; text-decoration: underline; color:#0000ff;&quot;&gt;user manual&lt;/span&gt;&lt;/a&gt;&lt;span style=&quot; font-size:12pt; color:#000000;&quot;&gt;,&lt;/span&gt;&lt;/p&gt;
-&lt;p style=&quot; margin-top:0px; margin-bottom:0px; margin-left:0px; margin-right:0px; -qt-block-indent:0; text-indent:0px;&quot;&gt;&lt;span style=&quot; font-size:12pt; color:#000000;&quot;&gt;you cant contact us by email (if you have email client installed, just click):&lt;/span&gt;&lt;/p&gt;
+&lt;p style=&quot; margin-top:0px; margin-bottom:0px; margin-left:0px; margin-right:0px; -qt-block-indent:0; text-indent:0px;&quot;&gt;&lt;span style=&quot; font-size:12pt; color:#000000;&quot;&gt;If you cannot find help even in our &lt;/span&gt;&lt;a href=&quot;file:///usr/share/doc/calculator_man.pdf&quot;&gt;&lt;span style=&quot; text-decoration: underline; color:#0000ff;&quot;&gt;user manual&lt;/span&gt;&lt;/a&gt;&lt;span style=&quot; font-size:12pt; color:#000000;&quot;&gt;,&lt;/span&gt;&lt;/p&gt;
+&lt;p style=&quot; margin-top:0px; margin-bottom:0px; margin-left:0px; margin-right:0px; -qt-block-indent:0; text-indent:0px;&quot;&gt;&lt;span style=&quot; font-size:12pt; color:#000000;&quot;&gt;you can contact us by email (if you have email client installed, just click):&lt;/span&gt;&lt;/p&gt;
 &lt;p style=&quot;-qt-paragraph-type:empty; margin-top:0px; margin-bottom:0px; margin-left:0px; margin-right:0px; -qt-block-indent:0; text-indent:0px; font-size:12pt; color:#000000;&quot;&gt;&lt;br /&gt;&lt;/p&gt;
 &lt;p align=&quot;center&quot; style=&quot; margin-top:0px; margin-bottom:0px; margin-left:0px; margin-right:0px; -qt-block-indent:0; text-indent:0px;&quot;&gt;&lt;a href=&quot;mailto:dumdumteam2021@gmail.com?subject=dumdumCalc%20-%20&quot;&gt;&lt;span style=&quot; text-decoration: underline; color:#0000ff;&quot;&gt;dumdumteam2021@gmail.com&lt;/span&gt;&lt;/a&gt;&lt;/p&gt;
 &lt;p align=&quot;center&quot; style=&quot;-qt-paragraph-type:empty; margin-top:0px; margin-bottom:0px; margin-left:0px; margin-right:0px; -qt-block-indent:0; text-indent:0px; text-decoration: underline; color:#0000ff;&quot;&gt;&lt;br /&gt;&lt;/p&gt;&lt;/body&gt;&lt;/html&gt;</string>
```
The commit also changes 2 other files.
